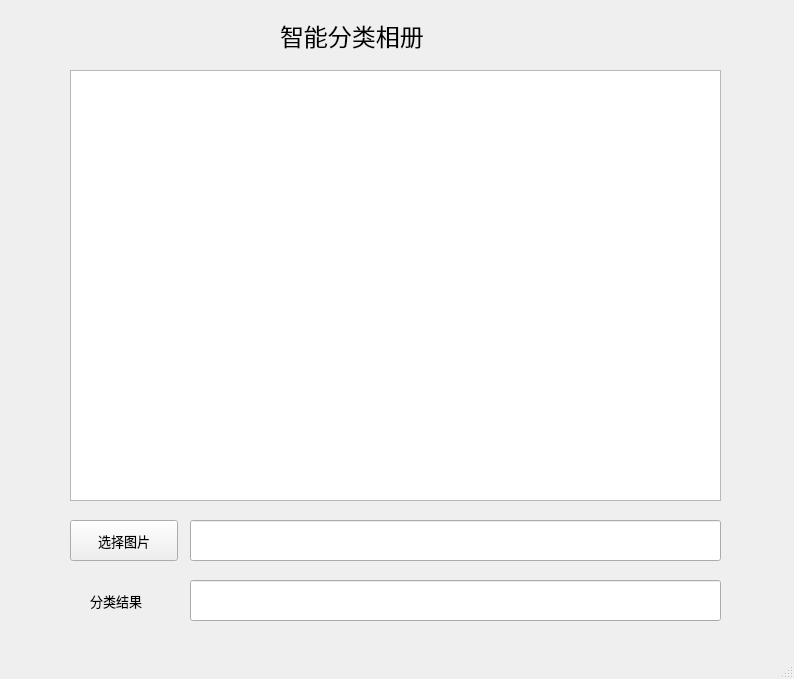
First picture: the form in Qt/window.ui, repository HoshiMeisa/NumPy-CNN, before the edit.
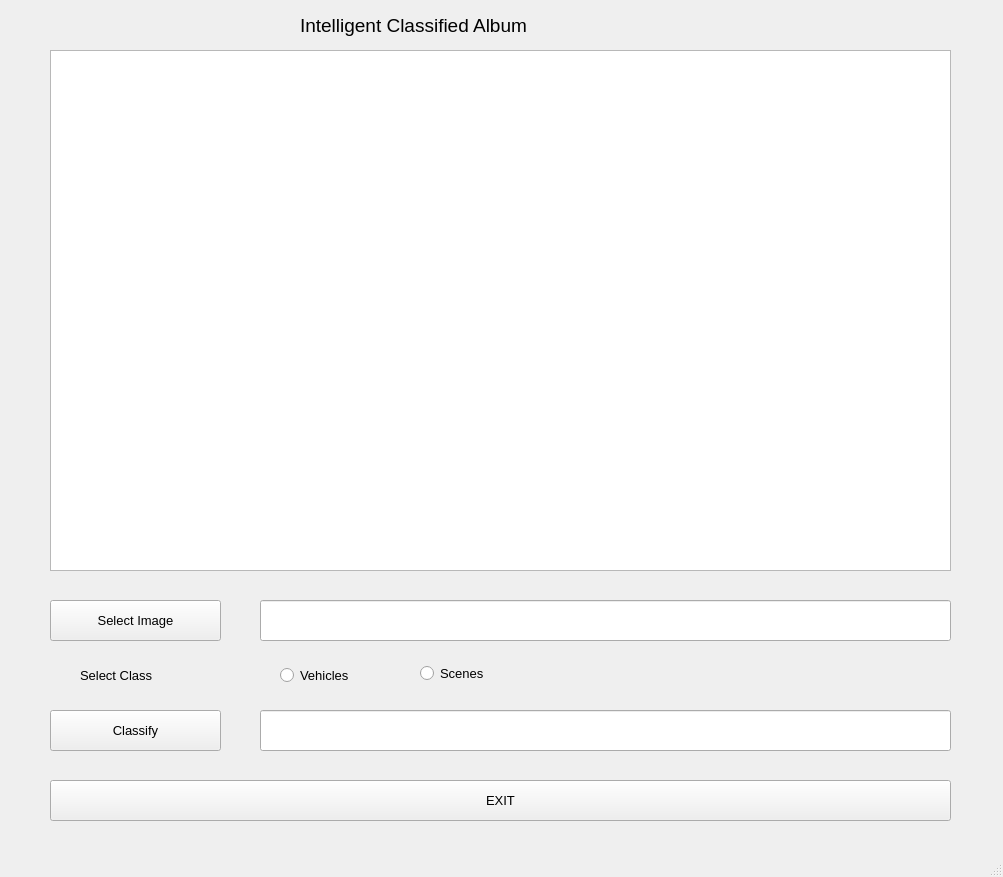
Second picture: the form after the edit.

```diff
--- a/Qt/window.ui
+++ b/Qt/window.ui
@@ -6,8 +6,8 @@
    <rect>
     <x>0</x>
     <y>0</y>
-    <width>794</width>
-    <height>679</height>
+    <width>1003</width>
+    <height>877</height>
    </rect>
   </property>
   <property name="font">
@@ -22,61 +22,123 @@
    <widget class="QLabel" name="label">
     <property name="geometry">
      <rect>
-      <x>280</x>
-      <y>10</y>
-      <width>201</width>
+      <x>300</x>
+      <y>0</y>
+      <width>361</width>
       <height>51</height>
      </rect>
     </property>
     <property name="font">
      <font>
-      <pointsize>18</pointsize>
+      <pointsize>14</pointsize>
      </font>
     </property>
     <property name="text">
-     <string>智能分类相册</string>
+     <string>Intelligent Classified Album</string>
     </property>
    </widget>
    <widget class="QGraphicsView" name="graphicsView">
     <property name="geometry">
      <rect>
-      <x>70</x>
-      <y>70</y>
-      <width>651</width>
-      <height>431</height>
+      <x>50</x>
+      <y>50</y>
+      <width>901</width>
+      <height>521</height>
      </rect>
     </property>
    </widget>
    <widget class="QPushButton" name="pushButton">
     <property name="geometry">
      <rect>
-      <x>70</x>
-      <y>520</y>
-      <width>108</width>
+      <x>50</x>
+      <y>600</y>
+      <width>171</width>
       <height>41</height>
      </rect>
     </property>
     <property name="text">
-     <string>选择图片</string>
+     <string>Select Image</string>
     </property>
    </widget>
    <widget class="QLineEdit" name="lineEdit">
     <property name="geometry">
      <rect>
-      <x>190</x>
-      <y>520</y>
-      <width>531</width>
+      <x>260</x>
+      <y>600</y>
+      <width>691</width>
       <height>41</height>
      </rect>
     </property>
    </widget>
+   <widget class="QLineEdit" name="lineEdit_2">
+    <property name="geometry">
+     <rect>
+      <x>260</x>
+      <y>710</y>
+      <width>691</width>
+      <height>41</height>
+     </rect>
+    </property>
+   </widget>
+   <widget class="QPushButton" name="pushButton_2">
+    <property name="geometry">
+     <rect>
+      <x>50</x>
+      <y>710</y>
+      <width>171</width>
+      <height>41</height>
+     </rect>
+    </property>
+    <property name="text">
+     <string>Classify</string>
+    </property>
+   </widget>
+   <widget class="QPushButton" name="pushButton_3">
+    <property name="geometry">
+     <rect>
+      <x>50</x>
+      <y>780</y>
+      <width>901</width>
+      <height>41</height>
+     </rect>
+    </property>
+    <property name="text">
+     <string>EXIT</string>
+    </property>
+   </widget>
+   <widget class="QRadioButton" name="radioButton">
+    <property name="geometry">
+     <rect>
+      <x>280</x>
+      <y>660</y>
+      <width>137</width>
+      <height>31</height>
+     </rect>
+    </property>
+    <property name="text">
+     <string>Vehicles</string>
+    </property>
+   </widget>
+   <widget class="QRadioButton" name="radioButton_2">
+    <property name="geometry">
+     <rect>
+      <x>420</x>
+      <y>660</y>
+      <width>91</width>
+      <height>27</height>
+     </rect>
+    </property>
+    <property name="text">
+     <string>Scenes</string>
+    </property>
+   </widget>
    <widget class="QLabel" name="label_2">
     <property name="geometry">
      <rect>
-      <x>90</x>
-      <y>580</y>
-      <width>71</width>
-      <height>41</height>
+      <x>80</x>
+      <y>660</y>
+      <width>121</width>
+      <height>31</height>
      </rect>
     </property>
     <property name="font">
@@ -85,17 +147,7 @@
      </font>
     </property>
     <property name="text">
-     <string>分类结果</string>
-    </property>
-   </widget>
-   <widget class="QLineEdit" name="lineEdit_2">
-    <property name="geometry">
-     <rect>
-      <x>190</x>
-      <y>580</y>
-      <width>531</width>
-      <height>41</height>
-     </rect>
+     <string>Select Class</string>
     </property>
    </widget>
   </widget>
```
Left out of the diff: 69 changed lines with no effect on the pictures.
